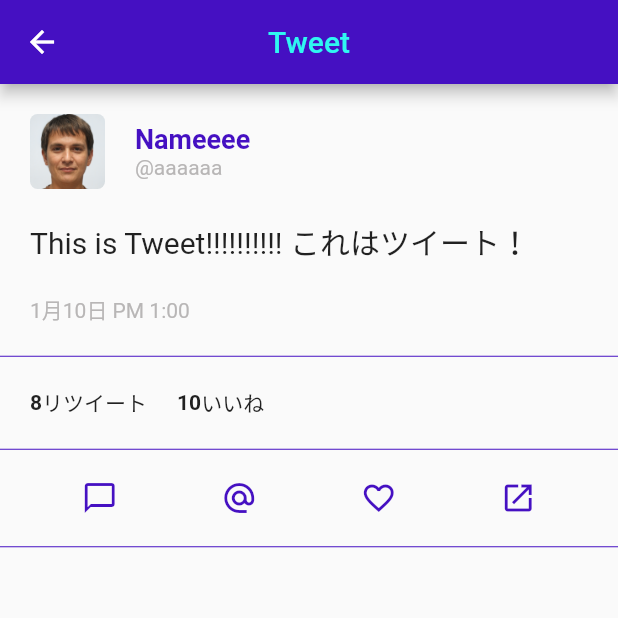
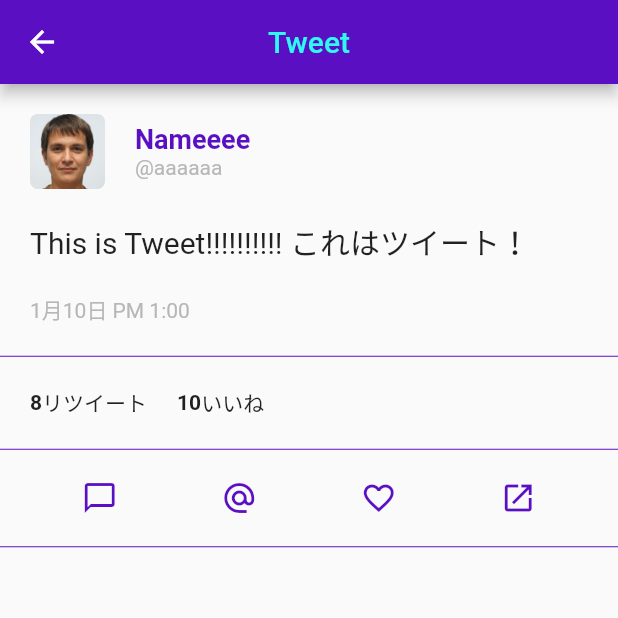
Before and after one commit to naoaki-kaito/ttwui, a Flutter app: the screen it shows after launch, after a tap on "Nameeee", on a phone screen of 412 x 824 dp, the top half of it. Run offline on Flutter 3.47's test engine with Material 2 defaults, Android fonts, the phone set to English and light mode, and no system bars; our stand-ins replace flutter_dotenv; missing offline and left inert: twitter.

Commit message:
change design

```diff
--- a/lib/components/app_color.dart
+++ b/lib/components/app_color.dart
@@ -3,7 +3,7 @@ import 'dart:ui';
 import 'package:flutter/material.dart';
 
 class AppColor {
-  static final primary = const Color(0xFF4510c2);
+  static final primary = const Color(0xFF5a10c2);
   static Color leading = const Color(0xFF2ff7f1);
   static Color leading2 = const Color(0xFFf731d0);
   static Color accent = const Color(0xFFe5ff00);
--- a/lib/components/tweet/index.dart
+++ b/lib/components/tweet/index.dart
@@ -19,9 +19,10 @@ class _TweetIndexState extends State<TweetIndex> {
   @override
   Widget build(BuildContext context) {
     return Scaffold(
+      backgroundColor: AppColor.primary,
       appBar: AppBar(
         centerTitle: true,
-        title: Text('Feeds', style: TextStyle(color: AppColor.leading)),
+        title: Text('Feeds', style: TextStyle(color: Colors.white)),
         leading: null,
         automaticallyImplyLeading: false,
       ),
--- a/lib/components/tweet/item.dart
+++ b/lib/components/tweet/item.dart
@@ -16,9 +16,14 @@ class _TweetItem extends State<TweetItem> {
     return GestureDetector(
       onTap: _moveToDetail,
       child: Column(children: <Widget>[
-        Container(
+        Padding(
+            padding: EdgeInsets.all(10),
+            child:
+        ClipRRect(
+            borderRadius: const BorderRadius.all(Radius.circular(5)),
+            child: Container(
                 decoration: BoxDecoration(color: Colors.white),
-            padding: EdgeInsets.all(10),
+                padding: EdgeInsets.fromLTRB(10, 10, 10, 0),
                 child: Row(
                   children: <Widget>[
                     ClipRRect(
@@ -66,11 +71,7 @@ class _TweetItem extends State<TweetItem> {
                       ),
                     ),
                   ],
-            )),
-        Divider(
-          height: 1,
-          color: AppColor.primary,
-        ),
+                )))),
       ]),
     );
   }
--- a/lib/main.dart
+++ b/lib/main.dart
@@ -1,11 +1,20 @@
 import 'package:flutter/material.dart';
 import 'package:flutter_dotenv/flutter_dotenv.dart';
+import 'package:twitter/twitter.dart';
 import 'package:ttwui/components/app_color.dart';
 import 'package:ttwui/pages/home_frame.dart';
 import 'package:ttwui/components/tweet/detail.dart';
 
 void main() async {
   await DotEnv().load('.env');
+  Twitter twitter = new Twitter(
+      '${DotEnv().env['TWITTER_CONSUMER_KEY']}',
+      '${DotEnv().env['TWITTER_CONSUMER_SECRET']}',
+      '${DotEnv().env['TWITTER_ACCESS_TOKEN_KEY']}',
+      '${DotEnv().env['TWITTER_ACCESS_TOKEN_SECRET']}');
+  var response = await twitter.request("GET", "statuses/user_timeline.json");
+  print(response.body);
+  twitter.close();
   runApp(MyApp());
 }
 
--- a/lib/pages/home_frame.dart
+++ b/lib/pages/home_frame.dart
@@ -25,22 +25,22 @@ class _HomeState extends State<HomeFrame> {
         items: <BottomNavigationBarItem>[
           BottomNavigationBarItem(
               title: SizedBox(),
-              icon: Icon(Icons.chat_bubble_outline, color: AppColor.leading),
+              icon: Icon(Icons.chat_bubble_outline, color: Colors.white),
               activeIcon:
-                  Icon(Icons.chat_bubble_outline, color: AppColor.leading)),
+                  Icon(Icons.chat_bubble_outline, color: Colors.white)),
           BottomNavigationBarItem(
               title: SizedBox(),
-              icon: Icon(Icons.alternate_email, color: AppColor.leading),
-              activeIcon: Icon(Icons.alternate_email, color: AppColor.leading)),
+              icon: Icon(Icons.alternate_email, color: Colors.white),
+              activeIcon: Icon(Icons.alternate_email, color: Colors.white)),
           BottomNavigationBarItem(
               title: SizedBox(),
-              icon: Icon(Icons.format_align_justify, color: AppColor.leading),
+              icon: Icon(Icons.format_align_justify, color: Colors.white),
               activeIcon:
-                  Icon(Icons.format_align_justify, color: AppColor.leading)),
+                  Icon(Icons.format_align_justify, color: Colors.white)),
           BottomNavigationBarItem(
               title: SizedBox(),
-              icon: Icon(Icons.mail_outline, color: AppColor.leading),
-              activeIcon: Icon(Icons.mail_outline, color: AppColor.leading)),
+              icon: Icon(Icons.mail_outline, color: Colors.white),
+              activeIcon: Icon(Icons.mail_outline, color: Colors.white)),
         ],
       ),
     );
```
Lines whose indentation alone changed are shown as unchanged.
